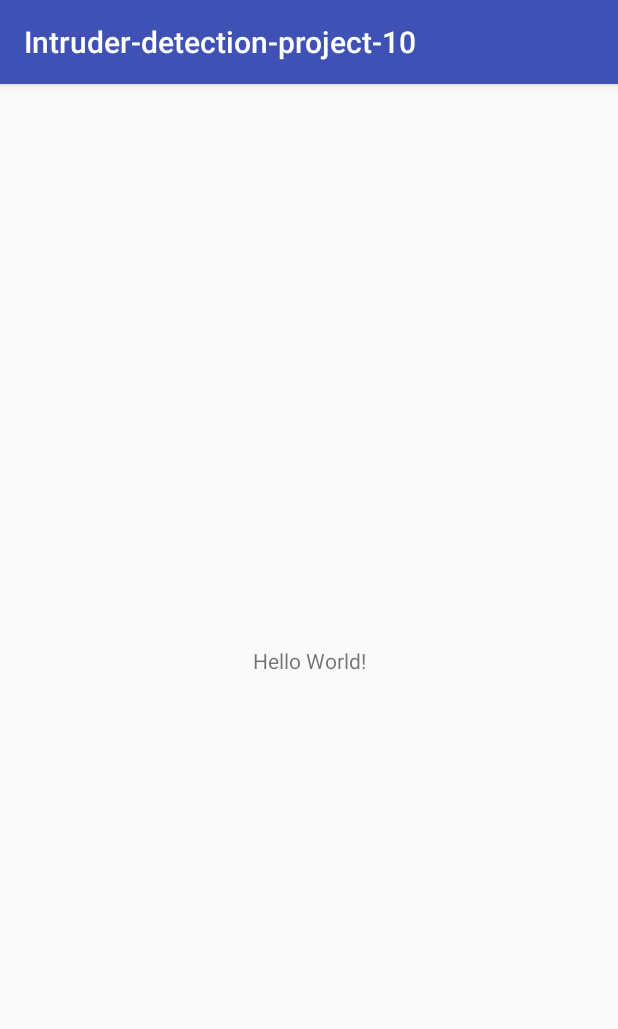
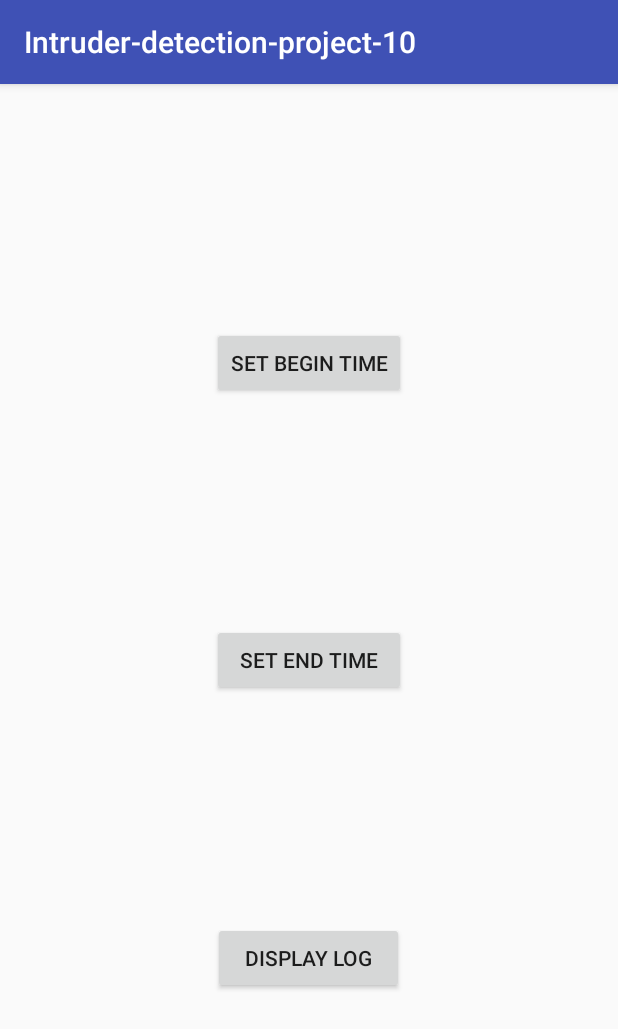
Before and after one commit to architkpr/intruder_sdpd, an Android app: the screen it shows after launch (MainActivity), on a phone screen of 412 x 824 dp. Shown: the top 1029 px of the screen. Run offline under Robolectric (Android 15) with nearby library versions, the light colour scheme and no system bars.

Commit message:
begin time alarm added

```diff
--- a/app/src/main/AndroidManifest.xml
+++ b/app/src/main/AndroidManifest.xml
@@ -16,6 +16,11 @@
                 <category android:name="android.intent.category.LAUNCHER" />
             </intent-filter>
         </activity>
+        <activity android:name=".clock1"></activity>
+
+        <receiver android:name=".Alarm"
+            android:enabled="true"
+            android:exported="true"/>
     </application>
 
 </manifest>
--- a/app/src/main/res/layout/activity_main.xml
+++ b/app/src/main/res/layout/activity_main.xml
@@ -1,18 +1,36 @@
 <?xml version="1.0" encoding="utf-8"?>
-<android.support.constraint.ConstraintLayout xmlns:android="http://schemas.android.com/apk/res/android"
+<RelativeLayout xmlns:android="http://schemas.android.com/apk/res/android"
     xmlns:app="http://schemas.android.com/apk/res-auto"
     xmlns:tools="http://schemas.android.com/tools"
     android:layout_width="match_parent"
     android:layout_height="match_parent"
     tools:context=".MainActivity">
 
-    <TextView
+    <Button
+        android:id="@+id/button"
         android:layout_width="wrap_content"
         android:layout_height="wrap_content"
-        android:text="Hello World!"
-        app:layout_constraintBottom_toBottomOf="parent"
-        app:layout_constraintLeft_toLeftOf="parent"
-        app:layout_constraintRight_toRightOf="parent"
-        app:layout_constraintTop_toTopOf="parent" />
+        android:layout_alignParentTop="true"
+        android:layout_centerHorizontal="true"
+        android:layout_marginTop="162dp"
+        android:onClick="launch_clock"
+        android:text="Set Begin Time"
+        tools:layout_editor_absoluteX="127dp"
+        tools:layout_editor_absoluteY="164dp" />
 
-</android.support.constraint.ConstraintLayout>
+    <Button
+        android:id="@+id/button2"
+        android:layout_width="129dp"
+        android:layout_height="wrap_content"
+        android:layout_centerInParent="true"
+        android:text="Set End Time" />
+
+    <Button
+        android:id="@+id/button3"
+        android:layout_width="127dp"
+        android:layout_height="wrap_content"
+        android:layout_alignParentBottom="true"
+        android:layout_centerHorizontal="true"
+        android:layout_marginBottom="161dp"
+        android:text="Display Log" />
+</RelativeLayout>
```
Also changed, not shown: app/src/main/java/com/example/intruder_detection_project_10/Alarm.java (added, +19 -0 lines), app/src/main/java/com/example/intruder_detection_project_10/MainActivity.java (+8 -0 lines), app/src/main/java/com/example/intruder_detection_project_10/clock1.java (added, +63 -0 lines), app/src/main/res/layout/activity_clock1.xml (added, +36 -0 lines).
